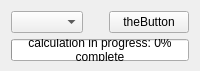
gerbilvis/gerbil, file gui/docks/falsecolordock_sel.ui: the form before one commit.
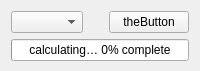
The form after the commit.

Commit message: just a small thing.. make text more compact

Diff of the .ui file:
```diff
--- a/gui/docks/falsecolordock_sel.ui
+++ b/gui/docks/falsecolordock_sel.ui
@@ -7,7 +7,7 @@
     <x>0</x>
     <y>0</y>
     <width>200</width>
-    <height>70</height>
+    <height>71</height>
    </rect>
   </property>
   <layout class="QVBoxLayout" name="verticalLayout_2">
@@ -60,7 +60,7 @@
       <number>0</number>
      </property>
      <property name="format">
-      <string>calculation in progress: %p% complete</string>
+      <string>calculating… %p% complete</string>
      </property>
     </widget>
    </item>
```
